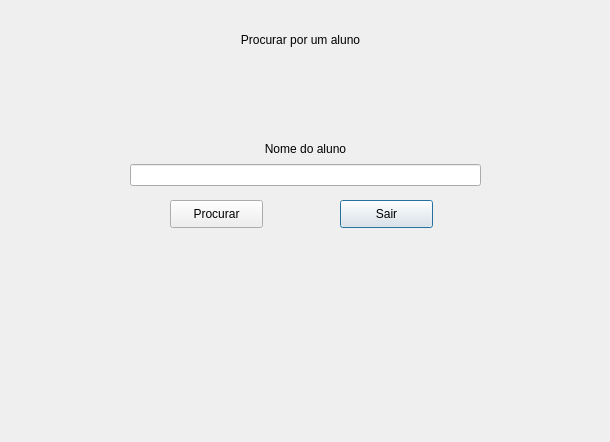
Qt form ProjetoFinal/imprimiraluno.ui (Fernando-maruba/Trabalho-Final-POO) before a commit.
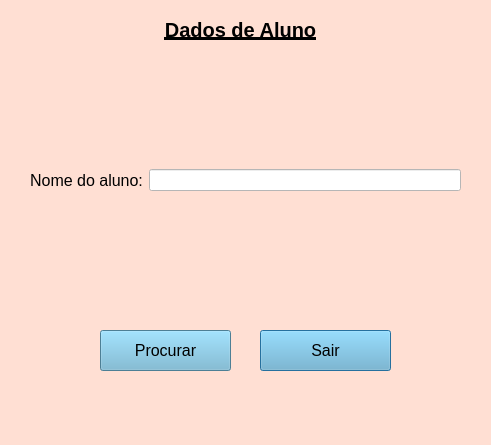
The same form after that commit.

The edit to the form file:
```diff
--- a/ProjetoFinal/imprimiraluno.ui
+++ b/ProjetoFinal/imprimiraluno.ui
@@ -6,22 +6,30 @@
    <rect>
     <x>0</x>
     <y>0</y>
-    <width>610</width>
-    <height>442</height>
+    <width>491</width>
+    <height>445</height>
    </rect>
   </property>
   <property name="windowTitle">
    <string>Dialog</string>
   </property>
+  <property name="styleSheet">
+   <string notr="true">background-color:#FFDFD3</string>
+  </property>
   <widget class="QPushButton" name="pushButton_2">
    <property name="geometry">
     <rect>
-     <x>340</x>
-     <y>200</y>
-     <width>93</width>
-     <height>28</height>
+     <x>260</x>
+     <y>330</y>
+     <width>131</width>
+     <height>41</height>
     </rect>
    </property>
+   <property name="styleSheet">
+    <string notr="true">font-size:16px;
+box-shadow: none;
+background-color:#6CB2D1</string>
+   </property>
    <property name="text">
     <string>Sair</string>
    </property>
@@ -29,14 +37,26 @@
   <widget class="QLabel" name="label">
    <property name="geometry">
     <rect>
-     <x>130</x>
-     <y>30</y>
+     <x>70</x>
+     <y>20</y>
      <width>341</width>
      <height>20</height>
     </rect>
    </property>
+   <property name="font">
+    <font>
+     <pointsize>-1</pointsize>
+     <weight>75</weight>
+     <bold>true</bold>
+     <underline>true</underline>
+    </font>
+   </property>
+   <property name="styleSheet">
+    <string notr="true">font-size:20px;
+border-bottom:2px;</string>
+   </property>
    <property name="text">
-    <string>Procurar por um aluno</string>
+    <string>Dados de Aluno</string>
    </property>
    <property name="alignment">
     <set>Qt::AlignCenter</set>
@@ -45,12 +65,17 @@
   <widget class="QPushButton" name="pushButton">
    <property name="geometry">
     <rect>
-     <x>170</x>
-     <y>200</y>
-     <width>93</width>
-     <height>28</height>
+     <x>100</x>
+     <y>330</y>
+     <width>131</width>
+     <height>41</height>
     </rect>
    </property>
+   <property name="styleSheet">
+    <string notr="true">font-size:16px;
+box-shadow: none;
+background-color:#6CB2D1</string>
+   </property>
    <property name="text">
     <string>Procurar</string>
    </property>
@@ -58,17 +83,20 @@
   <widget class="QWidget" name="layoutWidget_2">
    <property name="geometry">
     <rect>
-     <x>130</x>
-     <y>140</y>
-     <width>351</width>
-     <height>46</height>
+     <x>30</x>
+     <y>100</y>
+     <width>431</width>
+     <height>161</height>
     </rect>
    </property>
-   <layout class="QVBoxLayout" name="verticalLayout">
+   <layout class="QHBoxLayout" name="horizontalLayout">
     <item>
      <widget class="QLabel" name="label_2">
+      <property name="styleSheet">
+       <string notr="true">font-size:16px;</string>
+      </property>
       <property name="text">
-       <string>Nome do aluno</string>
+       <string>Nome do aluno:</string>
       </property>
       <property name="alignment">
        <set>Qt::AlignCenter</set>
@@ -83,6 +111,9 @@
       <property name="autoFillBackground">
        <bool>false</bool>
       </property>
+      <property name="styleSheet">
+       <string notr="true">background-color:white;</string>
+      </property>
       <property name="inputMask">
        <string/>
       </property>
```
Left out of the diff: 2 changed lines with no effect on the pictures.
